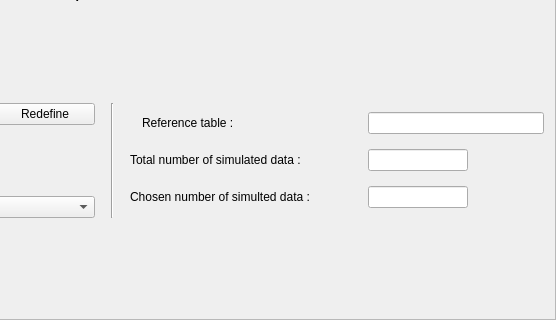
cbgp/diyabc, file python_interface/uis/comparison.ui: the form before one commit; both pictures show x 269 to 825 and y 277 to 597 of the 825 by 597 pixel window.
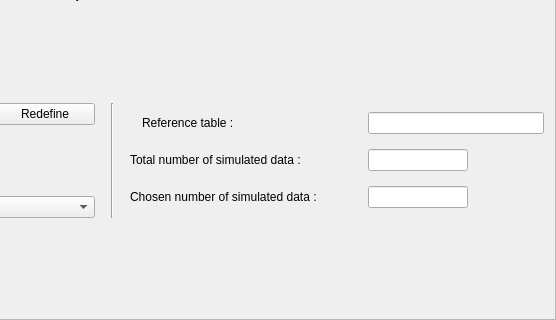
The form after the commit.

Diff of the .ui file:
```diff
--- a/python_interface/uis/comparison.ui
+++ b/python_interface/uis/comparison.ui
@@ -333,7 +333,7 @@
           </size>
          </property>
          <property name="text">
-          <string>Chosen number of simulted data : </string>
+          <string>Chosen number of simulated data : </string>
          </property>
         </widget>
        </item>
```
Left out of the diff: 6 changed lines with no effect on the pictures.
